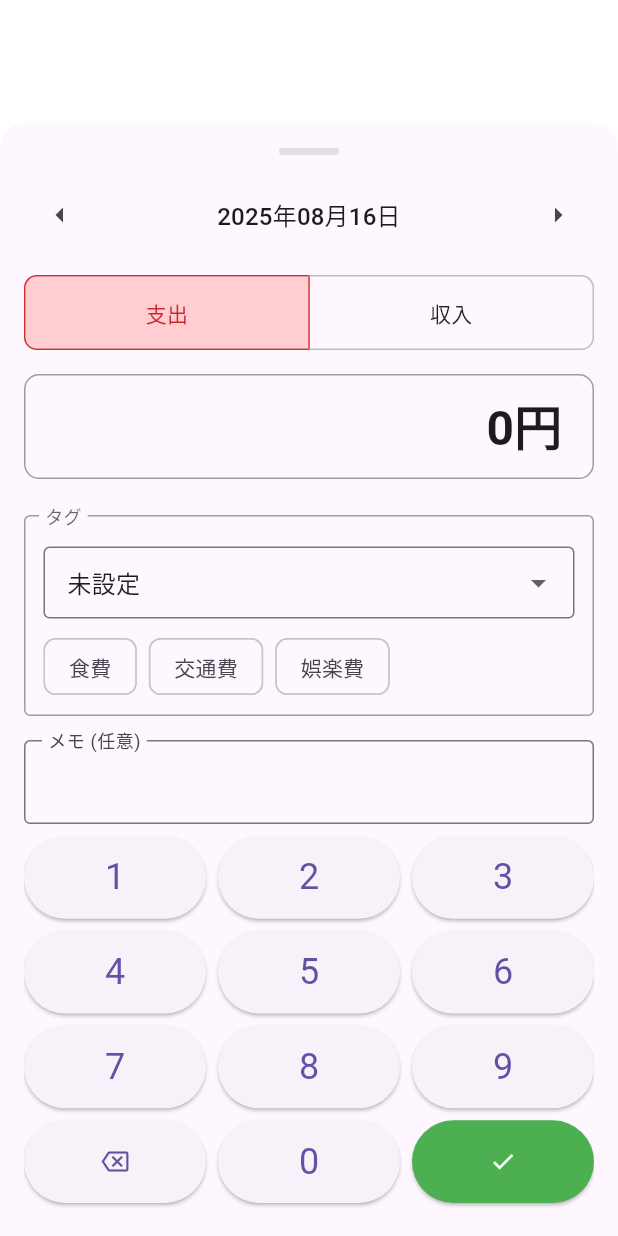
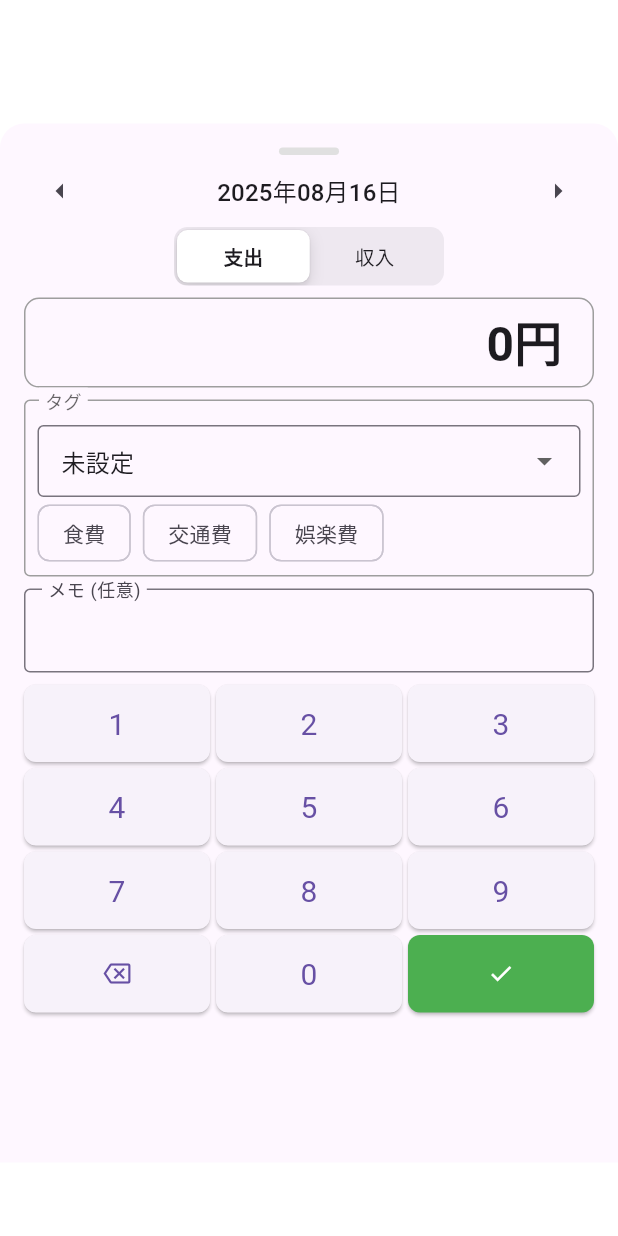
Before and after one commit to penpengusa2k/kakeibo_smartphone_app, a Flutter app: the QuickInputModal screen opened directly with empty values, on a phone screen of 412 x 824 dp. Run offline on Flutter 3.47's test engine with Material 3 defaults, Android fonts, the light colour scheme and no system bars; our stand-ins replace csv, fl_chart, share_plus, sqflite, syncfusion_flutter_charts; accounts and stored records are empty.

Commit message:
fix dentaku space

```diff
--- a/lib/widgets/quick_input_modal.dart
+++ b/lib/widgets/quick_input_modal.dart
@@ -1,4 +1,5 @@
 import 'package:flutter/material.dart';
+import 'package:flutter/cupertino.dart';
 import 'package:intl/intl.dart';
 import 'package:provider/provider.dart';
 import 'package:kakeibo_smartphone_app/models/transaction.dart';
@@ -228,7 +229,7 @@ class _QuickInputModalState extends State<QuickInputModal> {
                         ),
                       ),
                     ),
-                    const SizedBox(height: 16),
+                    // const SizedBox(height: 2),
                     Row(
                       mainAxisAlignment: MainAxisAlignment.spaceBetween,
                       children: [
@@ -254,77 +255,58 @@ class _QuickInputModalState extends State<QuickInputModal> {
                         ),
                       ],
                     ),
-                    const SizedBox(height: 16),
-                    LayoutBuilder(
-                      builder: (context, constraints) {
-                        const double borderWidth = 1.0;
-                        // Total borders = 3 (left, middle, right)
-                        final double buttonWidth = (constraints.maxWidth - (borderWidth * 3)) / 2;
-                        return ToggleButtons(
-                          isSelected: [
-                            _transactionType == 'expense',
-                            _transactionType == 'income'
-                          ],
-                          onPressed: (index) {
+                    // const SizedBox(height: 4),
+                    Center(
+                      child: CupertinoSlidingSegmentedControl<String>(
+                        groupValue: _transactionType,
+                        onValueChanged: (String? value) {
+                          if (value != null) {
                             setState(() {
-                              _transactionType = index == 0 ? 'expense' : 'income';
+                              _transactionType = value;
                               _selectedTag = '未設定';
                             });
-                          },
-                          fillColor: _transactionType == 'expense'
-                              ? Colors.red.shade100
-                              : Colors.green.shade100,
-                          selectedColor: _transactionType == 'expense'
-                              ? Colors.red.shade800
-                              : Colors.green.shade800,
-                          color: Colors.black87,
-                          borderColor: Colors.grey.shade400,
-                          selectedBorderColor: _transactionType == 'expense'
-                              ? Colors.red.shade700
-                              : Colors.green.shade700,
-                          borderRadius: BorderRadius.circular(8.0),
-                          borderWidth: borderWidth,
-                          renderBorder: true,
-                          children: [
-                            SizedBox(
-                              width: buttonWidth,
-                              child: const Center(child: Text('支出')),
-                            ),
-                            SizedBox(
-                              width: buttonWidth,
-                              child: const Center(child: Text('収入')),
-                            ),
-                          ],
-                        );
-                      },
+                          }
+                        },
+                        children: const <String, Widget>{
+                          'expense': Padding(
+                            padding:
+                                EdgeInsets.symmetric(horizontal: 20, vertical: 8),
+                            child: Text('支出'),
+                          ),
+                          'income': Padding(
+                            padding:
+                                EdgeInsets.symmetric(horizontal: 20, vertical: 8),
+                            child: Text('収入'),
+                          ),
+                        },
+                      ),
                     ),
-                    const SizedBox(height: 16),
+                    const SizedBox(height: 8),
                     Container(
                       alignment: Alignment.centerRight,
                       padding: const EdgeInsets.symmetric(
-                          horizontal: 20, vertical: 10),
+                          horizontal: 20, vertical: 5),
                       decoration: BoxDecoration(
                         border: Border.all(color: Colors.grey),
                         borderRadius: BorderRadius.circular(10),
                       ),
                       child: Text(
-                        Formatter.formatAmount(
-                                int.tryParse(_amountString) ?? 0) +
-                            '円',
+                        '${Formatter.formatAmount(
+                                int.tryParse(_amountString) ?? 0)}円',
                         style: const TextStyle(
                             fontSize: 32, fontWeight: FontWeight.bold),
                         maxLines: 1,
                         overflow: TextOverflow.ellipsis,
                       ),
                     ),
-                    const SizedBox(height: 16),
+                    // const SizedBox(height: 2),
                     Stack(
                       clipBehavior: Clip.none,
                       children: [
                         Container(
                           width: double.infinity,
                           margin: const EdgeInsets.only(top: 8),
-                          padding: const EdgeInsets.fromLTRB(12, 20, 12, 8),
+                          padding: const EdgeInsets.fromLTRB(8, 16, 8, 4),
                           decoration: BoxDecoration(
                             border: Border.all(color: Colors.grey),
                             borderRadius: BorderRadius.circular(4),
@@ -352,7 +334,7 @@ class _QuickInputModalState extends State<QuickInputModal> {
                                       horizontal: 12, vertical: 8),
                                 ),
                               ),
-                              const SizedBox(height: 8),
+                              // const SizedBox(height: 8),
                               Wrap(
                                 spacing: 8,
                                 runSpacing: 4,
@@ -389,7 +371,7 @@ class _QuickInputModalState extends State<QuickInputModal> {
                         ),
                       ],
                     ),
-                    const SizedBox(height: 16),
+                    const SizedBox(height: 8),
                     TextField(
                       controller: _memoController,
                       decoration: const InputDecoration(
@@ -406,9 +388,9 @@ class _QuickInputModalState extends State<QuickInputModal> {
                       gridDelegate:
                           const SliverGridDelegateWithFixedCrossAxisCount(
                         crossAxisCount: 3,
-                        childAspectRatio: 2.2,
-                        crossAxisSpacing: 8,
-                        mainAxisSpacing: 8,
+                        childAspectRatio: 2.4,
+                        crossAxisSpacing: 4,
+                        mainAxisSpacing: 4,
                       ),
                       itemCount: 12,
                       itemBuilder: (context, index) {
@@ -434,7 +416,10 @@ class _QuickInputModalState extends State<QuickInputModal> {
                             style: ElevatedButton.styleFrom(
                               backgroundColor: Colors.green,
                               padding: EdgeInsets.zero,
-                              textStyle: const TextStyle(fontSize: 24),
+                              textStyle: const TextStyle(fontSize: 20),
+                              shape: RoundedRectangleBorder(
+                                borderRadius: BorderRadius.circular(8.0),
+                              ),
                             ),
                             child: const Icon(Icons.check, color: Colors.white),
                           );
@@ -444,7 +429,10 @@ class _QuickInputModalState extends State<QuickInputModal> {
                             onLongPress: _onClearPressed,
                             style: ElevatedButton.styleFrom(
                               padding: EdgeInsets.zero,
-                              textStyle: const TextStyle(fontSize: 24),
+                              textStyle: const TextStyle(fontSize: 20),
+                              shape: RoundedRectangleBorder(
+                                borderRadius: BorderRadius.circular(8.0),
+                              ),
                             ),
                             child: const Icon(Icons.backspace_outlined),
                           );
@@ -455,7 +443,10 @@ class _QuickInputModalState extends State<QuickInputModal> {
                             },
                             style: ElevatedButton.styleFrom(
                               padding: EdgeInsets.zero,
-                              textStyle: const TextStyle(fontSize: 24),
+                              textStyle: const TextStyle(fontSize: 20),
+                              shape: RoundedRectangleBorder(
+                                borderRadius: BorderRadius.circular(8.0),
+                              ),
                             ),
                             child: Text(key),
                           );
```
